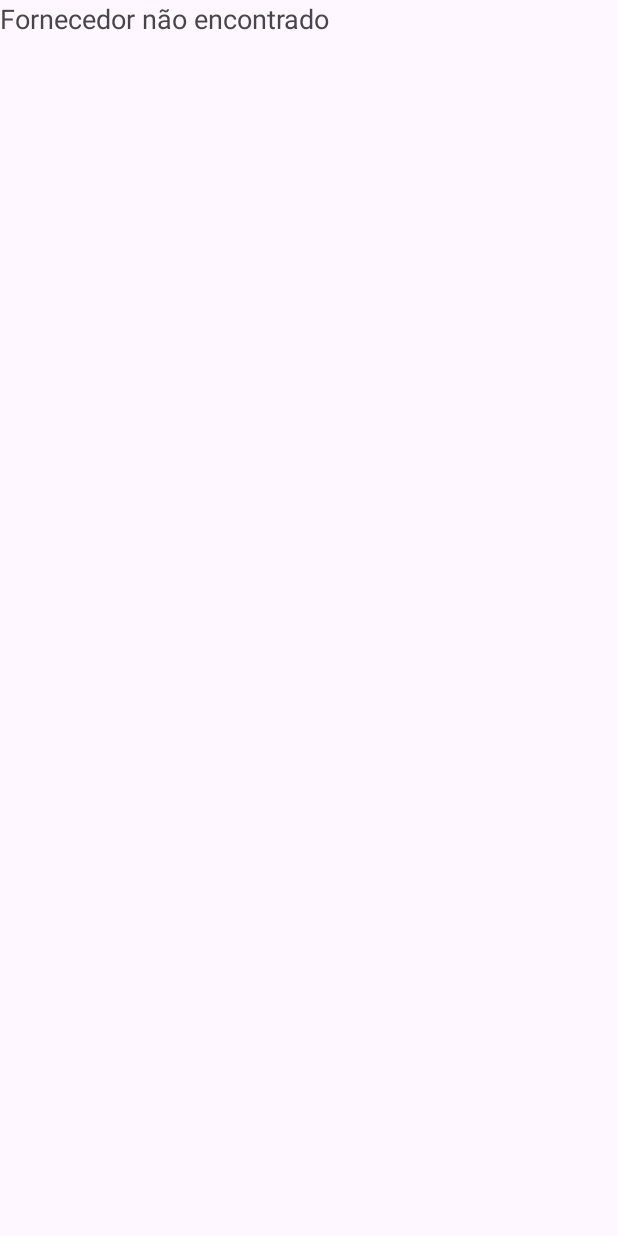
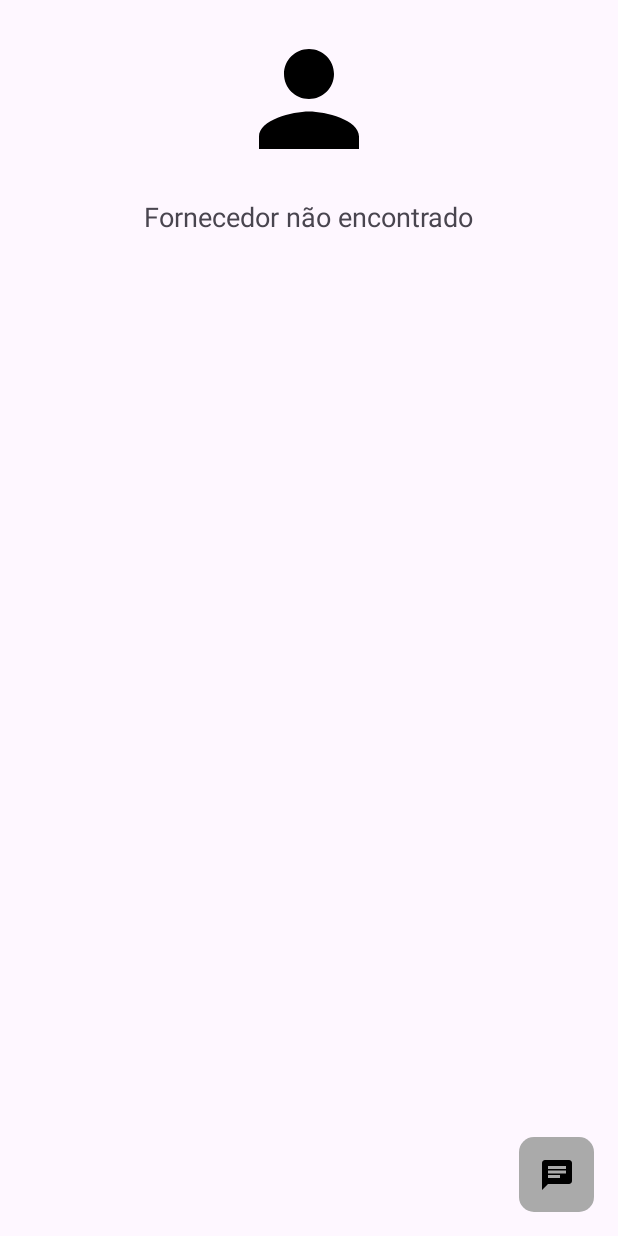
Before and after one commit to marcosv79/HomeSwift, an Android app: the ProviderPageActivity screen opened directly, with no data from a screen before it, on a phone screen of 412 x 824 dp. Before the commit the screen is almost empty. Run offline under Robolectric (Android 15) with nearby library versions, the phone set to English and light mode, and no system bars; our stand-ins replace Room's generated code.

Commit message:
Perfil de Fornecedor e Chat (nao funciona)

```diff
--- a/app/src/main/AndroidManifest.xml
+++ b/app/src/main/AndroidManifest.xml
@@ -12,6 +12,9 @@
         android:supportsRtl="true"
         android:theme="@style/Theme.HS"
         tools:targetApi="31">
+        <activity
+            android:name=".Chat_Layout"
+            android:exported="false" />
         <activity
             android:name=".ProviderPageActivity"
             android:exported="false" />
--- a/app/src/main/java/pt/ipca/hs/ProviderPageActivity.kt
+++ b/app/src/main/java/pt/ipca/hs/ProviderPageActivity.kt
@@ -1,8 +1,11 @@
 package pt.ipca.hs
 
+import android.content.Intent
+import android.os.Bundle
+import android.widget.ImageButton
+import android.widget.ImageView
+import android.widget.TextView
 import androidx.appcompat.app.AppCompatActivity
-import android.os.Bundle
-import android.widget.TextView
 import androidx.lifecycle.lifecycleScope
 import kotlinx.coroutines.Dispatchers
 import kotlinx.coroutines.launch
@@ -23,16 +26,38 @@ class ProviderPageActivity : AppCompatActivity() {
                 updateUI(selectedProvider)
             }
         }
+
+        val messagesButton = findViewById<ImageButton>(R.id.messagesbutamc)
+        messagesButton.setOnClickListener {
+            // Ao clicar no botão, iniciar outra atividade ou fragmento
+            // Exemplo de iniciar outra atividade:
+            val intent = Intent(this, Chat_Layout::class.java)
+            startActivity(intent)
+
+            // Ou exemplo de iniciar um fragmento:
+            // val fragment = NovoFragmento()
+            // supportFragmentManager.beginTransaction().replace(R.id.container, fragment).commit()
+        }
     }
 
     private fun updateUI(selectedProvider: User?) {
-        val providerTextView = findViewById<TextView>(R.id.providerTextView)
+        val providerImageView = findViewById<ImageView>(R.id.providerImageView)
+        val providerNameTextView = findViewById<TextView>(R.id.providerNameTextView)
+        val providerAddressTextView = findViewById<TextView>(R.id.providerAddressTextView)
 
         if (selectedProvider != null) {
             val providerName = selectedProvider.name
-            providerTextView.text = "Página do $providerName"
+            val providerAddress = selectedProvider.address
+
+            // Substitua ic_default_provider_icon pelo recurso real da imagem
+            providerImageView.setImageResource(R.drawable.baseline_person_24)
+            providerNameTextView.text = providerName
+            providerAddressTextView.text = providerAddress
         } else {
-            providerTextView.text = "Fornecedor não encontrado"
+            // Se o fornecedor não for encontrado, você pode exibir uma mensagem apropriada
+            providerImageView.setImageResource(R.drawable.baseline_person_24)
+            providerNameTextView.text = "Fornecedor não encontrado"
+            providerAddressTextView.text = ""
         }
     }
 }
--- /dev/null
+++ b/app/src/main/res/drawable/shape_mensagens.xml
@@ -0,0 +1,5 @@
+<?xml version="1.0" encoding="utf-8"?>
+<shape xmlns:android="http://schemas.android.com/apk/res/android">
+    <solid android:color="@android:color/darker_gray" />
+    <corners android:radius="10dp" />
+</shape>
--- a/app/src/main/res/layout/activity_provider_page.xml
+++ b/app/src/main/res/layout/activity_provider_page.xml
@@ -1,19 +1,56 @@
 <?xml version="1.0" encoding="utf-8"?>
-<androidx.constraintlayout.widget.ConstraintLayout xmlns:android="http://schemas.android.com/apk/res/android"
+<androidx.constraintlayout.widget.ConstraintLayout
+    xmlns:android="http://schemas.android.com/apk/res/android"
     xmlns:app="http://schemas.android.com/apk/res-auto"
     xmlns:tools="http://schemas.android.com/tools"
     android:layout_width="match_parent"
     android:layout_height="match_parent"
     tools:context=".ProviderPageActivity">
 
+    <ImageView
+        android:id="@+id/providerImageView"
+        android:layout_width="100dp"
+        android:layout_height="100dp"
+        android:src="@drawable/baseline_person_24"
+        android:layout_marginTop="16dp"
+        app:layout_constraintTop_toTopOf="parent"
+        app:layout_constraintStart_toStartOf="parent"
+        app:layout_constraintEnd_toEndOf="parent"
+        tools:ignore="ContentDescription" />
+
     <TextView
-        android:id="@+id/providerTextView"
+        android:id="@+id/providerNameTextView"
         android:layout_width="wrap_content"
         android:layout_height="wrap_content"
         android:text=""
         android:textSize="18sp"
-        android:layout_gravity="center"
-        tools:ignore="MissingConstraints" />
+        android:layout_marginTop="16dp"
+        app:layout_constraintTop_toBottomOf="@id/providerImageView"
+        app:layout_constraintStart_toStartOf="parent"
+        app:layout_constraintEnd_toEndOf="parent" />
 
+    <TextView
+        android:id="@+id/providerAddressTextView"
+        android:layout_width="wrap_content"
+        android:layout_height="wrap_content"
+        android:text=""
+        android:layout_marginTop="8dp"
+        app:layout_constraintTop_toBottomOf="@id/providerNameTextView"
+        app:layout_constraintStart_toStartOf="parent"
+        app:layout_constraintEnd_toEndOf="parent" />
+
+    <ImageButton
+        android:id="@+id/messagesbutamc"
+        android:layout_width="50dp"
+        android:layout_height="50dp"
+        android:layout_gravity="bottom|end"
+        android:background="@drawable/shape_mensagens"
+        android:contentDescription="@string/app_name"
+        android:src="@drawable/baseline_chat_24"
+        app:layout_constraintBottom_toBottomOf="parent"
+        app:layout_constraintEnd_toEndOf="parent"
+        android:layout_marginBottom="16dp"
+        android:layout_marginEnd="16dp"
+        tools:ignore="HardcodedText,TouchTargetSizeCheck" />
 
 </androidx.constraintlayout.widget.ConstraintLayout>
--- a/app/src/main/res/layout/fragment_amc_home.xml
+++ b/app/src/main/res/layout/fragment_amc_home.xml
@@ -25,7 +25,7 @@
         android:layout_width="match_parent"
         android:layout_height="wrap_content"
         android:layout_marginTop="200dp"
-        android:hint="Selecione o serviço"/>
+        android:hint="Pesquisar...."/>
 
     <ListView
         android:id="@+id/lv_service_amc_home"
```
Also changed, not shown: app/src/main/java/pt/ipca/hs/Chat_Layout.kt (added, +49 -0 lines), app/src/main/res/drawable/ic_enviar.xml (added, +10 -0 lines), app/src/main/res/layout/activity_chat_layout.xml (added, +66 -0 lines).
